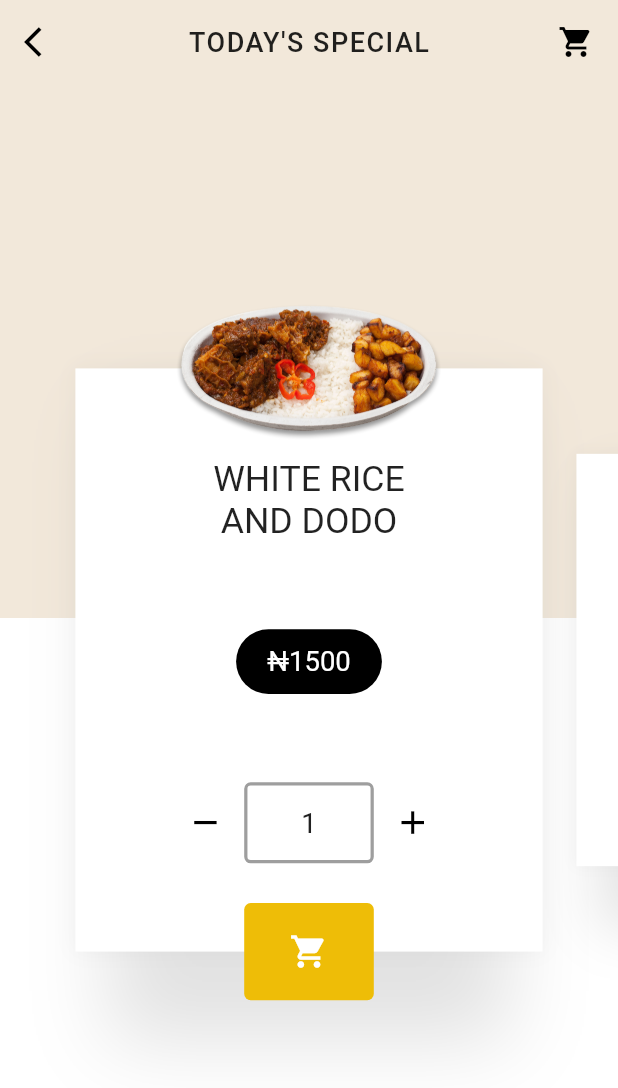
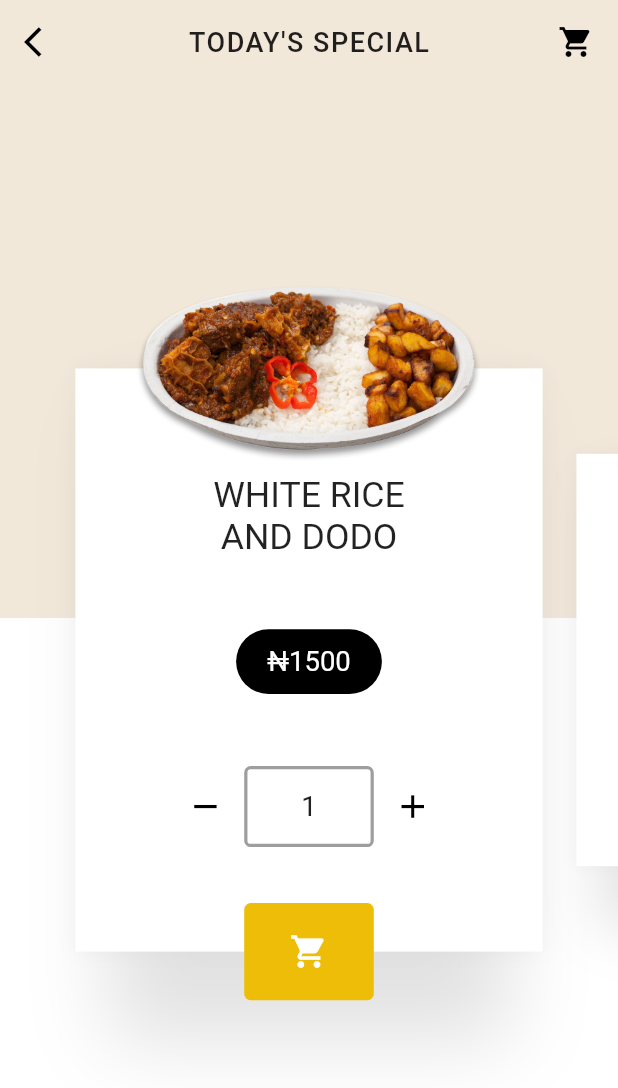
Before and after one commit to shamnex/flutter_challenges, a Flutter app: the screen it shows after launch, after a tap on the "add" icon, on a phone screen of 412 x 824 dp. Shown: the top 1088 px of the screen. Run offline on Flutter 3.47's test engine with Material 2 defaults, Android fonts, the phone set to English and light mode, and no system bars.

Commit message:
Code Refactor

```diff
--- a/02_ramen_restaurant/lib/src/screens/home_screen.dart
+++ b/02_ramen_restaurant/lib/src/screens/home_screen.dart
@@ -73,7 +73,6 @@
   }
 
   Widget build(BuildContext context) {
-
     final bloc = AppProvider.of(context);
     screenHeight = MediaQuery.of(context).size.height;
     screenWidth = MediaQuery.of(context).size.width;
@@ -86,7 +85,31 @@
 
     return Stack(
       children: <Widget>[
-        Column(children: [
+        //BACKGROUND ===============================
+        _buildBGAnimation(bloc),
+
+        ///sCAFFOLD //===============================
+        Scaffold(
+          backgroundColor: Colors.transparent,
+          appBar: buildAppBar(bloc),
+          body: Stack(
+            children: <Widget>[_buildSlider(bloc)],
+          ),
+        ),
+
+        //ADD TO Cart ANimation //===============================
+
+        AddToCartAnimation(
+          begin: Offset(xStartPosition, yStartPosition),
+          end: Offset(xEndPosition, yEndPosition),
+          animationController: _addToCardController,
+        ),
+      ],
+    );
+  }
+
+  Widget _buildBGAnimation(AppBloc bloc) {
+    return Column(children: [
       Expanded(
         child: StreamBuilder(
           stream: bloc.currentpage,
@@ -107,21 +130,11 @@
           color: Color(0xFFffffff),
         ),
       ),
-        ]),
-        _buildScaffold(context, bloc),
-        AddToCartAnimation(
-          begin: Offset(xStartPosition, yStartPosition),
-          end: Offset(xEndPosition, yEndPosition),
-          animationController: _addToCardController,
-        ),
-      ],
-    );
+    ]);
   }
 
-  Widget _buildScaffold(context, AppBloc bloc) {
-    return Scaffold(
-      backgroundColor: Colors.transparent,
-      appBar: AppBar(
+  Widget buildAppBar(AppBloc bloc) {
+    return AppBar(
       leading: IconButton(
         icon: Icon(Icons.arrow_back_ios),
         onPressed: () {},
@@ -148,14 +161,15 @@
                       replayable: true,
                       child: Container(
                         alignment: Alignment.center,
-                          width: 18.0,
-                          height: 18.0,
                         decoration: BoxDecoration(
-                              shape: BoxShape.circle, color: AppColors.yellow),
+                          shape: BoxShape.circle,
+                          color: AppColors.yellow,
+                        ),
                         margin: const EdgeInsets.only(right: 10.0),
+                        padding: const EdgeInsets.all(4.0),
                         child: Text(bloc.total.toString().toUpperCase(),
-                              style: TextStyle(
-                                  color: Colors.white, fontSize: 14.0)),
+                            style:
+                                TextStyle(color: Colors.white, fontSize: 12.0)),
                       ),
                     );
                   }
@@ -170,26 +184,23 @@
         'TODAY\'S SPECIAL',
         style: TextStyle(fontSize: 18.0, letterSpacing: 1.0),
       ),
-      ),
-      body: Stack(
-        children: <Widget>[
-          //main background
-          StreamBuilder(
+    );
+  }
+
+  Widget _buildSlider(AppBloc bloc) {
+    return StreamBuilder(
       stream: bloc.currentpage,
       builder: (BuildContext context, AsyncSnapshot<int> snapshot) {
-
         return AnimatedBuilder(
           animation: _fadeIn,
           builder: (BuildContext context, Widget child) {
-
             return Opacity(
               opacity: _fadeIn.value,
               child: PageView.builder(
                 controller: _pageViewController,
                 itemCount: _foods.length,
-
-                      onPageChanged: (int pageNumber) =>  bloc.setCurrentPage(pageNumber),
-
+                onPageChanged: (int pageNumber) =>
+                    bloc.setCurrentPage(pageNumber),
                 itemBuilder: (BuildContext context, int index) {
                   final Food currentFood = _foods[index];
                   return AnimatedBuilder(
@@ -219,15 +230,11 @@
                     },
                   );
                 },
-
               ),
             );
           },
         );
       },
-          ),
-        ],
-      ),
     );
   }
 }
--- a/02_ramen_restaurant/lib/src/widgets/bounce_in_animation.dart
+++ b/02_ramen_restaurant/lib/src/widgets/bounce_in_animation.dart
@@ -3,9 +3,15 @@
 class BounceInAnimation extends StatefulWidget {
   final Widget _child;
   final bool _replayable;
-  BounceInAnimation({Key key, @required Widget child, bool replayable = false})
+  final Duration _duration;
+  BounceInAnimation(
+      {Key key,
+      @required Widget child,
+      bool replayable = false,
+      Duration duration})
       : _child = child,
         _replayable = replayable,
+        _duration = duration,
         super(key: key);
   @override
   BounceInAnimationState createState() {
@@ -22,7 +28,7 @@
   void initState() {
     controller = AnimationController(
       vsync: this,
-      duration: Duration(milliseconds: 800),
+      duration: widget._duration ?? Duration(milliseconds: 800),
     );
 
     scale = Tween<double>(begin: 0.8, end: 1.0).animate(
--- a/02_ramen_restaurant/lib/src/widgets/food_card.dart
+++ b/02_ramen_restaurant/lib/src/widgets/food_card.dart
@@ -99,6 +99,9 @@
             minHeight: 360.0,
           ),
           child: Container(
+            padding: EdgeInsets.symmetric(
+              vertical: 20.0,
+            ),
             decoration: BoxDecoration(
               color: Colors.white,
               boxShadow: [
@@ -136,7 +139,7 @@
                       color: Colors.black,
                       borderRadius: BorderRadius.circular(30.0)),
                   child: Text(
-                    "₦${ widget.food.price}",
+                    "₦${widget.food.price}",
                     style: TextStyle(fontSize: 17.0, color: Colors.white),
                   ),
                 ),
@@ -161,12 +164,15 @@
                           border: Border.all(color: Colors.grey, width: 2.0),
                           color: Colors.transparent,
                         ),
+                        child: BounceInAnimation(
+                          replayable: true,
+                          duration: Duration(seconds: 1),
                           child: Text(
                             _quantity.toString(),
                             style: TextStyle(
                                 fontSize: 17.0, color: Colors.grey.shade900),
                           ),
-                    ),
+                        )),
                     IconButton(
                       icon: Icon(Icons.add),
                       onPressed: _addQuantity,
@@ -185,7 +191,7 @@
         Transform(
           child: Image.asset(
             widget.food.image,
-            height: 100.0,
+            height: 130.0,
           ),
           transform: Matrix4.identity()..translate(0.0, -180.0),
         ),
```
Lines whose indentation alone changed are shown as unchanged.
